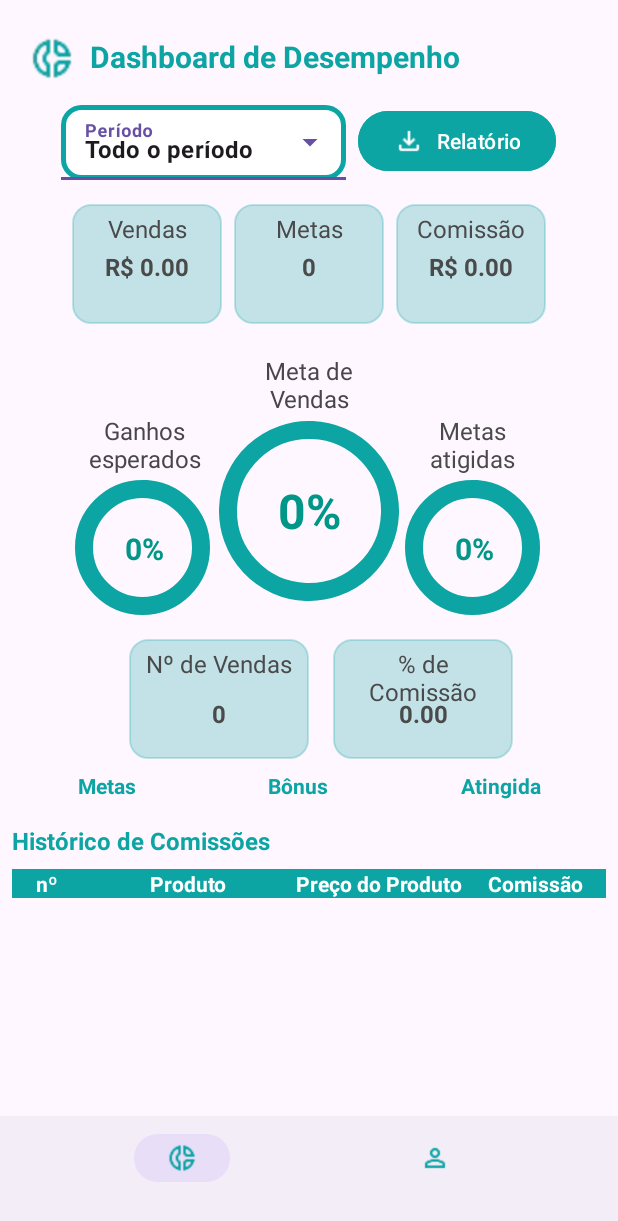
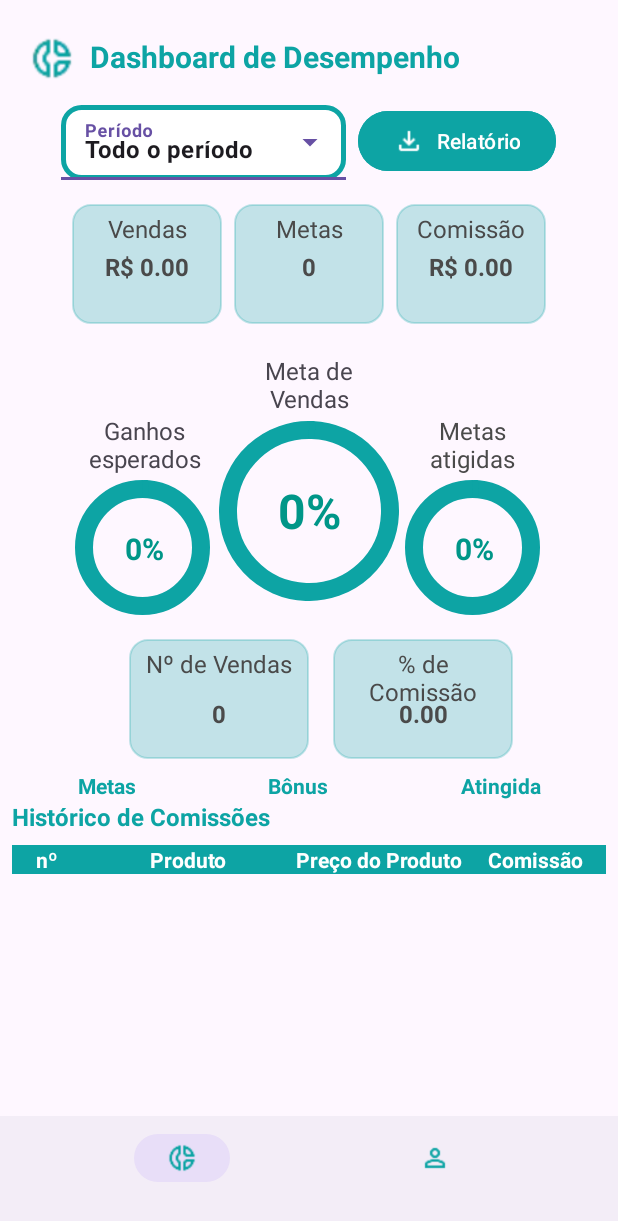
Before and after one commit to pedroohm/App-de-Comissao, an Android app: the ConsultantDashboardActivity screen opened directly, with no data from a screen before it, on a phone screen of 412 x 824 dp. Shown: the top 1221 px of the screen. Run offline under Robolectric (Android 15) with nearby library versions, the phone set to English and light mode, and no system bars.

Commit message:
Improving some components on the consultant dashboard screen

```diff
--- a/app/src/main/java/com/grupo6/appdecomissao/activity/ConsultantDashboardActivity.java
+++ b/app/src/main/java/com/grupo6/appdecomissao/activity/ConsultantDashboardActivity.java
@@ -167,11 +167,14 @@ public class ConsultantDashboardActivity extends AppCompatActivity {
         double totalSales = 0;
         double totalCommission = 0;
 
+        for (Sale sale : sales) {
+            totalSales += sale.getPrice();
+            totalCommission += sale.getCommission();
+        }
+
         int itemsToShow = Math.min(sales.size(), INITIAL_ITEMS_TO_SHOW);
         for (int i = 0; i < itemsToShow; i++) {
             Sale sale = sales.get(i);
-            totalSales += sale.getPrice();
-            totalCommission += sale.getCommission();
 
             TableRow newRow = new TableRow(this);
             newRow.setBackgroundColor(Color.parseColor("#80E0E0E0"));
@@ -189,7 +192,7 @@ public class ConsultantDashboardActivity extends AppCompatActivity {
             TextView tvProduto = new TextView(this);
             tvProduto.setText(sale.getProduct());
             tvProduto.setTextColor(Color.BLACK);
-            tvProduto.setTextAlignment(View.TEXT_ALIGNMENT_CENTER);
+            tvProduto.setTextAlignment(View.TEXT_ALIGNMENT_VIEW_START);
             tvProduto.setTypeface(null, Typeface.BOLD);
             tvProduto.setLayoutParams(cellParams);
             tvProduto.setMaxLines(1);
@@ -243,11 +246,14 @@ public class ConsultantDashboardActivity extends AppCompatActivity {
         int achievedCount = 0;
         int itemsToShow = Math.min(goals.size(), INITIAL_ITEMS_TO_SHOW - 1);
 
-        for (int i = 0; i < itemsToShow; i++) {
-            Goal goal = goals.get(i);
+        for (Goal goal : goals) {
             if (goal.getAchieved()) {
                 achievedCount++;
             }
+        }
+
+        for (int i = 0; i < itemsToShow; i++) {
+            Goal goal = goals.get(i);
             TableRow newRow = new TableRow(this);
             newRow.setBackgroundColor(Color.parseColor("#80E0E0E0"));
             TableRow.LayoutParams cellParams = new TableRow.LayoutParams(0, TableRow.LayoutParams.WRAP_CONTENT, 1f);
--- a/app/src/main/res/layout/activity_dashboard_consultant.xml
+++ b/app/src/main/res/layout/activity_dashboard_consultant.xml
@@ -458,7 +458,7 @@
                 android:layout_width="wrap_content"
                 android:layout_height="wrap_content"
                 android:layout_gravity="end"
-                android:text="Ver Todas"
+                android:text="Ver Tudo"
                 android:textColor="#0DA4A4"
                 android:textStyle="bold"
                 android:visibility="gone"
@@ -469,7 +469,7 @@
                 android:layout_width="match_parent"
                 android:layout_height="wrap_content"
                 android:layout_marginStart="8dp"
-                android:layout_marginTop="16dp"
+                android:layout_marginTop="0dp"
                 android:layout_marginEnd="8dp"
                 android:orientation="vertical">
 
```
Also changed, not shown: app/src/main/java/com/grupo6/appdecomissao/viewmodel/ConsultantDashboardViewModel.java (+6 -2 lines).
